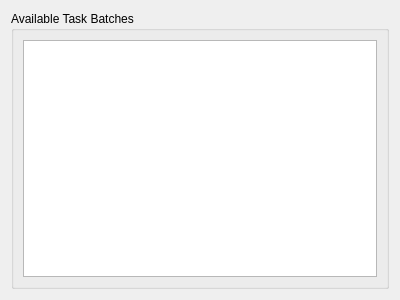
Above: apps/Qt/Views/BenchmarkListView/BenchmarkListView.ui from klapeto/elpida before the change. Below: the same form after it.
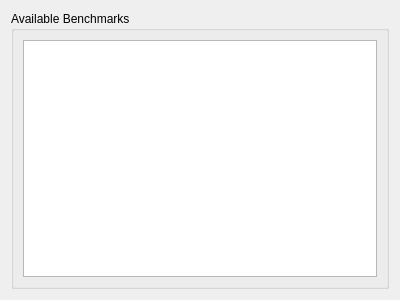
That is the form after the change.

What changed in the file:
```diff
--- a/apps/Qt/Views/BenchmarkListView/BenchmarkListView.ui
+++ b/apps/Qt/Views/BenchmarkListView/BenchmarkListView.ui
@@ -17,7 +17,7 @@
    <item>
     <widget class="QGroupBox" name="gbTaskBatches">
      <property name="title">
-      <string>Available Task Batches</string>
+      <string>Available Benchmarks</string>
      </property>
      <layout class="QVBoxLayout" name="verticalLayout">
       <item>
```
Left out of the diff: 2 changed lines with no effect on the pictures.
